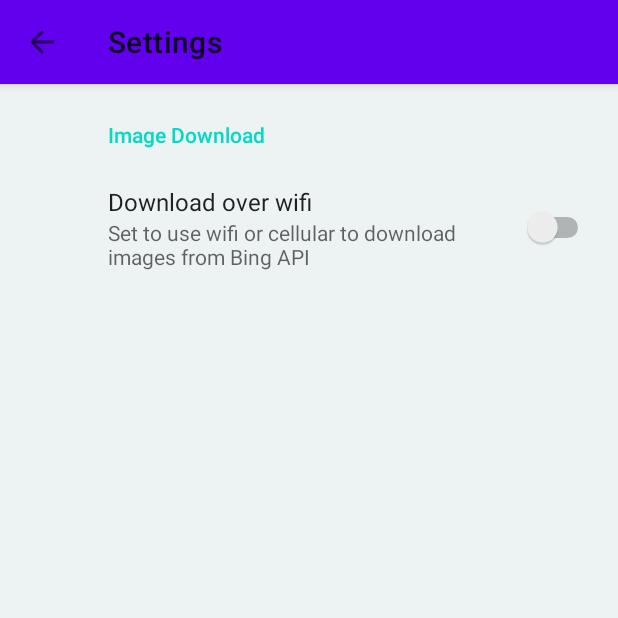
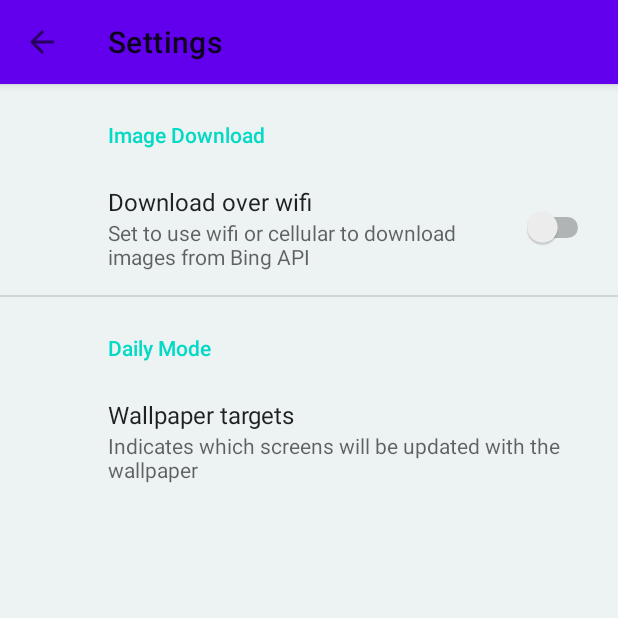
Before and after one commit to vyangit/Daily-Bing-Wallpapers, an Android app: the SettingsActivity screen opened directly, with no data from a screen before it, on a phone screen of 412 x 824 dp, the top half of it. Run offline under Robolectric (Android 15) with nearby library versions, the phone set to English and light mode, and no system bars; our stand-ins replace androidx.preference.

Commit message:
Added default preference for wallpaper targets when daily mode is on. Refactored refreshDailyWallpaper method in BingImageImportService.kt to shorter sub methods.

```diff
--- a/app/src/main/res/values/arrays.xml
+++ b/app/src/main/res/values/arrays.xml
@@ -1,12 +1,14 @@
 <resources>
     <!-- Reply Preference -->
-    <string-array name="reply_entries">
-        <item>Reply</item>
-        <item>Reply to all</item>
+    <string-array name="root_preferences_header_wallpaper_target_entries">
+        <item>Wallpaper</item>
+        <item>Lockscreen</item>
+        <item>Wallpaper and Lockscreen</item>
     </string-array>
 
-    <string-array name="reply_values">
-        <item>reply</item>
-        <item>reply_all</item>
+    <string-array name="root_preferences_header_wallpaper_target_values">
+        <item>WALLPAPER</item>
+        <item>LOCKSCREEN</item>
+        <item>BOTH</item>
     </string-array>
 </resources>
--- a/app/src/main/res/values/strings.xml
+++ b/app/src/main/res/values/strings.xml
@@ -22,9 +22,11 @@
     <string name="shared_prefs_app_globals_daily_mode_on">GLOBAL_DAILY_MODE</string>
     <string name="shared_prefs_app_globals_recorded_wallpaper_id">GLOBAL_RECORDED_WALLPAPER_ID</string>
     <string name="shared_prefs_app_globals_last_daily_mode_update_date">GLOBAL_LAST_DAILY_MODE_UPDATE_DATE</string>
+    <string name="shared_prefs_app_globals_wallpaper_target">GLOBAL_LAST_WALLPAPER_TARGET</string>
 
-    <!-- Preference settings (i.e user set these explicitly)-->
-    <string name="shared_prefs_app_default_wifi_only">DEFAULT WIFI ONLY</string>
+    <!-- Default preference settings (i.e user set these explicitly)-->
+    <string name="default_prefs_wifi_only">DEFAULT_WIFI_ONLY</string>
+    <string name="default_prefs_wallpaper_targets">DEFAULT_WALLPAPER_TARGETS</string>
 
     <!-- Main Activity strings -->
     <string name="activity_main_preview_date_label">Date:</string>
@@ -60,11 +62,18 @@
     <string name="root_preferences_pref_wifi_only_summary_on">Set to only use wifi to download images from Bing API</string>
     <string name="root_preferences_pref_wifi_only_summary_off">Set to use wifi or cellular to download images from Bing API</string>
 
+    <string name="root_preferences_header_daily_mode">Daily Mode</string>
+    <string name="root_preferences_header_wallpaper_target">Wallpaper targets</string>
+    <string name="root_preferences_header_wallpaper_target_summary">Indicates which screens will be updated with the wallpaper</string>
+    <string name="root_preferences_header_wallpaper_target_default_value">Wallpaper</string>
+
+
     <!-- Menu strings for discover gallery view -->
     <string name="menu_activity_main_gallery_item_set_as">Set as</string>
 
     <string name="menu_activity_main_gallery_daily_item_set_wallpaper">Set daily</string>
 
+    <!-- Menu strings for app bar -->
     <string name="menu_app_bar_settings">Settings</string>
 
     <!-- Service foreground notifications -->
--- a/app/src/main/res/xml/root_preferences.xml
+++ b/app/src/main/res/xml/root_preferences.xml
@@ -1,13 +1,21 @@
 <PreferenceScreen xmlns:app="http://schemas.android.com/apk/res-auto">
 
     <PreferenceCategory app:title="@string/root_preferences_header_image_import">
-
         <SwitchPreference
             app:defaultValue="false"
-            app:key="@string/shared_prefs_app_default_wifi_only"
+            app:key="@string/default_prefs_wifi_only"
             app:summaryOff="@string/root_preferences_pref_wifi_only_summary_off"
             app:summaryOn="@string/root_preferences_pref_wifi_only_summary_on"
             app:title="@string/root_preferences_pref_wifi_only" />
     </PreferenceCategory>
 
+    <PreferenceCategory app:title="@string/root_preferences_header_daily_mode">
+        <ListPreference
+            app:defaultValue="WALLPAPER"
+            app:entries="@array/root_preferences_header_wallpaper_target_entries"
+            app:entryValues="@array/root_preferences_header_wallpaper_target_values"
+            app:key="@string/default_prefs_wallpaper_targets"
+            app:summary="@string/root_preferences_header_wallpaper_target_summary"
+            app:title="@string/root_preferences_header_wallpaper_target" />
+    </PreferenceCategory>
 </PreferenceScreen>
```
Also changed, not shown: app/src/main/java/com/example/dailybingwallpapers/app/services/BingImageImportService.kt (+136 -36 lines).
